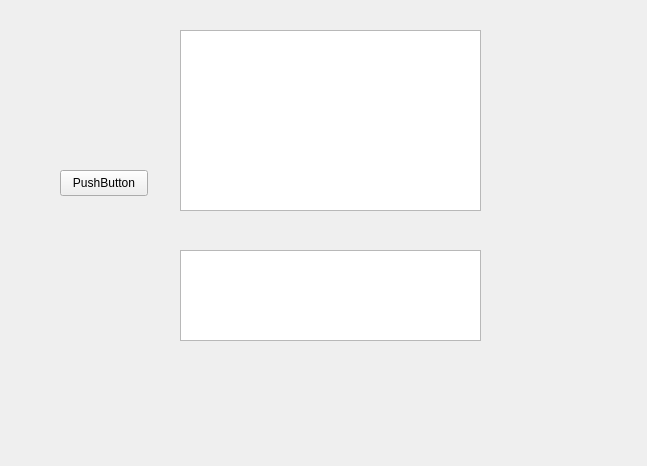
First picture: the form in QT_Prj/VideoCall/src/adapter/qt_ui.ui, repository LightCute/VideoCall, before the edit.
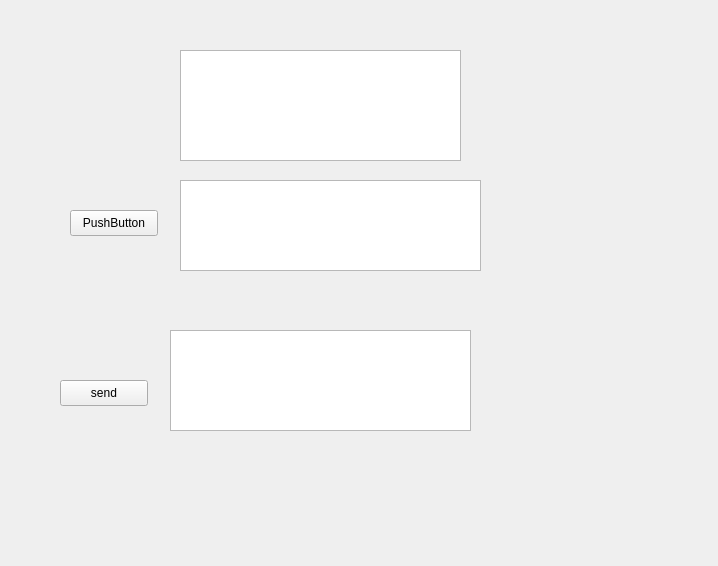
Second picture: the form after the edit.

```diff
--- a/QT_Prj/VideoCall/src/adapter/qt_ui.ui
+++ b/QT_Prj/VideoCall/src/adapter/qt_ui.ui
@@ -6,8 +6,8 @@
    <rect>
     <x>0</x>
     <y>0</y>
-    <width>647</width>
-    <height>466</height>
+    <width>718</width>
+    <height>566</height>
    </rect>
   </property>
   <property name="windowTitle">
@@ -17,17 +17,17 @@
    <property name="geometry">
     <rect>
      <x>180</x>
-     <y>30</y>
-     <width>301</width>
-     <height>181</height>
+     <y>50</y>
+     <width>281</width>
+     <height>111</height>
     </rect>
    </property>
   </widget>
   <widget class="QPushButton" name="bt_connect">
    <property name="geometry">
     <rect>
-     <x>60</x>
-     <y>170</y>
+     <x>70</x>
+     <y>210</y>
      <width>88</width>
      <height>26</height>
     </rect>
@@ -40,12 +40,35 @@
    <property name="geometry">
     <rect>
      <x>180</x>
-     <y>250</y>
+     <y>180</y>
      <width>301</width>
      <height>91</height>
     </rect>
    </property>
   </widget>
+  <widget class="QTextEdit" name="TxEdSendCtx">
+   <property name="geometry">
+    <rect>
+     <x>170</x>
+     <y>330</y>
+     <width>301</width>
+     <height>101</height>
+    </rect>
+   </property>
+  </widget>
+  <widget class="QPushButton" name="bt_send">
+   <property name="geometry">
+    <rect>
+     <x>60</x>
+     <y>380</y>
+     <width>88</width>
+     <height>26</height>
+    </rect>
+   </property>
+   <property name="text">
+    <string>send</string>
+   </property>
+  </widget>
  </widget>
  <resources/>
  <connections/>
```
